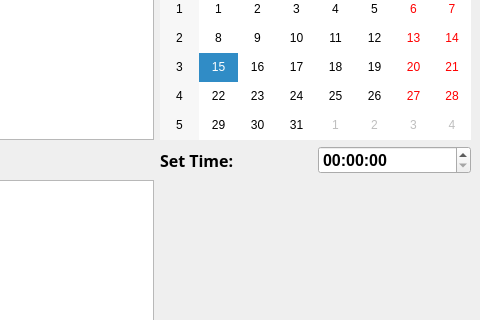
The window that reminders.ui (razashahid107/NOTEPAD-QT) describes before a commit, drawn with Qt 5; both pictures show x 325 to 805 and y 141 to 461 of the 805 by 591 pixel window.
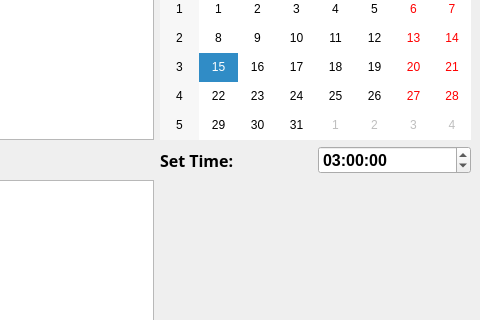
The same window after the commit. Icons and pictures are not drawn.

What changed in the file:
```diff
--- a/reminders.ui
+++ b/reminders.ui
@@ -30,6 +30,13 @@
       <property name="calendarPopup">
        <bool>false</bool>
       </property>
+      <property name="time">
+       <time>
+        <hour>3</hour>
+        <minute>0</minute>
+        <second>0</second>
+       </time>
+      </property>
      </widget>
     </item>
     <item row="2" column="0" colspan="3">
```
